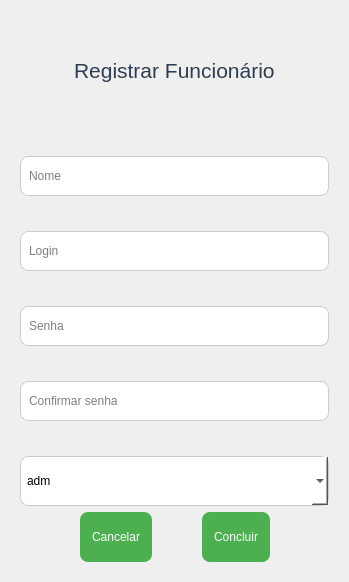
Above: App/view/ui/registerEmployee.ui from Senac-SOR-ADS/Gerenciamento-Escolar before the change. Below: the same form after it.
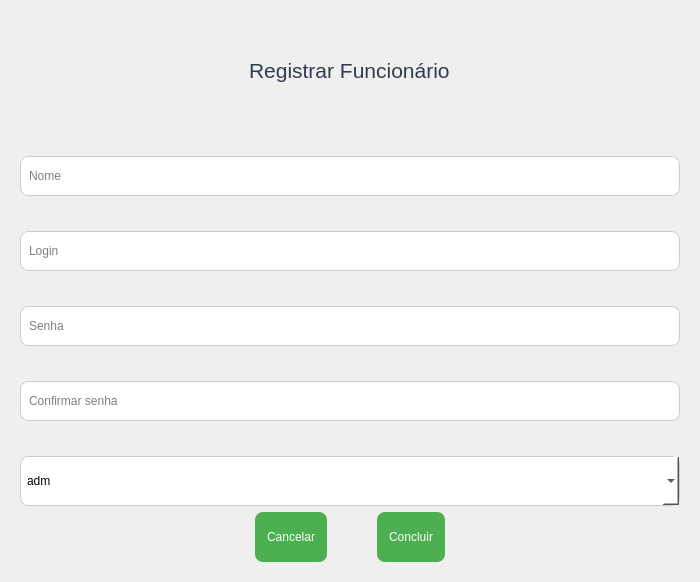
That is the form after the change. Icons and pictures are not drawn.

```diff
--- a/App/view/ui/registerEmployee.ui
+++ b/App/view/ui/registerEmployee.ui
@@ -6,7 +6,7 @@
    <rect>
     <x>0</x>
     <y>0</y>
-    <width>349</width>
+    <width>700</width>
     <height>582</height>
    </rect>
   </property>
```
